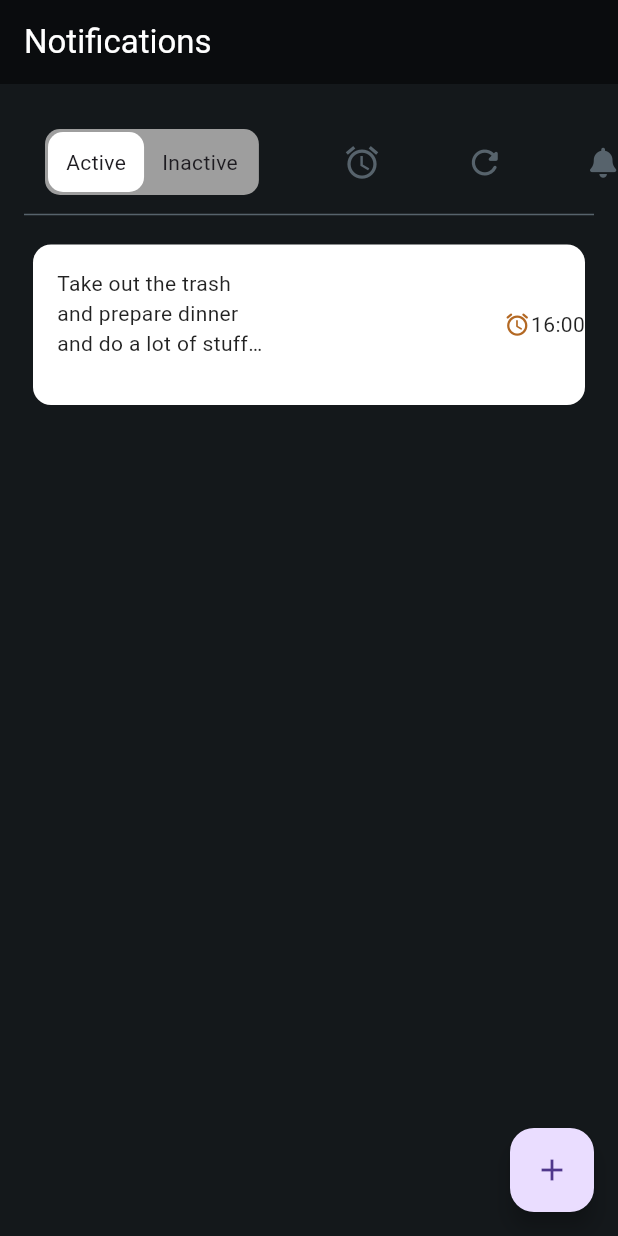
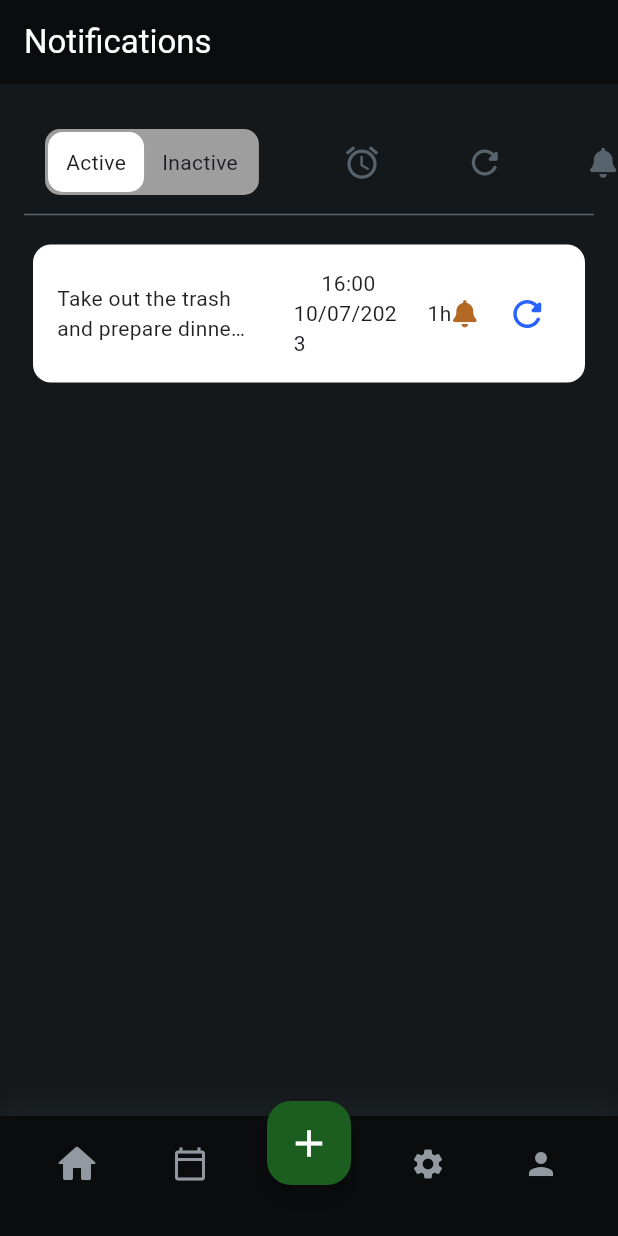
Before and after one commit to Edvardsn/Notify, a Flutter app: the screen it shows after launch, on a phone screen of 412 x 824 dp. Run offline on Flutter 3.47's test engine with Material 2 defaults, Android fonts, the phone set to English and light mode, and no system bars; drawn by our look-alikes of custom_sliding_segmented_control; our stand-ins replace device_preview, font_awesome_flutter.

Commit message:
Static navbar added aswell as flexible cards.

```diff
--- a/lib/main.dart
+++ b/lib/main.dart
@@ -2,6 +2,7 @@ import 'package:flutter/material.dart';
 import 'package:device_preview/device_preview.dart';
 import 'package:custom_sliding_segmented_control/custom_sliding_segmented_control.dart';
 import 'package:font_awesome_flutter/font_awesome_flutter.dart';
+import 'package:husk/navbar.dart';
 
 void main() => runApp(
       DevicePreview(
@@ -130,7 +131,7 @@ class _MyHomePageState extends State<MyHomePage> {
             ListView(
               shrinkWrap: true,
               padding: const EdgeInsets.all(12),
-              children: const [
+              children: [
                 Card(
                   color: Colors.white,
                   margin: EdgeInsets.fromLTRB(10, 0, 10, 0),
@@ -139,47 +140,78 @@ class _MyHomePageState extends State<MyHomePage> {
                     mainAxisAlignment: MainAxisAlignment.spaceBetween,
                     crossAxisAlignment: CrossAxisAlignment.center,
                     children: [
-                        Padding(
+                      const Flexible(
+                        flex: 3,
+                        child: Padding(
                           padding: EdgeInsets.all(16),
-                          child: SizedBox(
-                            height: 75,
-                            width: 140,
                           child: Text(
                             "Take out the trash and prepare dinner and do a lot of stuff that does not need to be done or something.",
-                              style: TextStyle(
-                                  color: Colors.black87, fontSize: 14),
+                            style:
+                                TextStyle(color: Colors.black87, fontSize: 14),
                             overflow: TextOverflow.ellipsis,
-                              maxLines: 3,
+                            maxLines: 2,
                             softWrap: true,
                           ),
                         ),
                       ),
-                        Row(
-                          mainAxisAlignment: MainAxisAlignment.start,
+                      const Flexible(
+                        flex: 2,
+                        child: Padding(
+                          padding: EdgeInsets.all(16),
+                          child: Column(
+                            children: [
+                              Text(
+                                "16:00",
+                                style: TextStyle(
+                                    color: Colors.black87, fontSize: 14),
+                                overflow: TextOverflow.ellipsis,
+                                maxLines: 2,
+                                softWrap: true,
+                              ),
+                              Text("10/07/2023")
+                            ],
+                          ),
+                        ),
+                      ),
+                      const Flexible(
+                        flex: 1,
+                        child: Row(
+                          children: [
+                            Text(
+                              "1h",
+                              style: TextStyle(color: Colors.black87),
+                            ),
+                            Icon(
+                              FontAwesomeIcons.solidBell,
+                              color: Color(0xFFB36823),
+                              size: 18,
+                            )
+                          ],
+                        ),
+                      ),
+                      Flexible(
+                        flex: 1,
+                        child: Row(
                           children: [
                             Icon(
-                              Icons.access_alarm_rounded,
-                              color: Color(0xFFB36823),
-                              size: 18,
+                              Icons.refresh_rounded,
+                              color: Colors.blueAccent.shade700,
+                              size: 28,
                             ),
-                            Text(
-                              "16:00",
-                              style: TextStyle(color: Colors.black87),
-                            )
                           ],
-                        )
+                        ),
+                      ),
                     ],
-                    )),
+                  ),
+                ),
               ],
             ),
           ],
         ),
       ),
-      floatingActionButton: FloatingActionButton(
-        onPressed: _incrementCounter,
-        tooltip: 'Increment',
-        child: const Icon(Icons.add),
-      ), // This trailing comma makes auto-formatting nicer for build methods.
+      bottomNavigationBar: const NavBar(),
+
+      // This trailing comma makes auto-formatting nicer for build methods.
     );
   }
 }
--- /dev/null
+++ b/lib/navbar.dart
@@ -0,0 +1,117 @@
+import 'package:flutter/material.dart';
+
+class NavBar extends StatelessWidget {
+  const NavBar({super.key});
+
+  @override
+  Widget build(BuildContext context) {
+    return Container(
+      width: double.infinity,
+      height: 90,
+      decoration: BoxDecoration(
+        color: Theme.of(context).primaryColor,
+      ),
+      child: Stack(
+        children: [
+          Column(
+            mainAxisSize: MainAxisSize.max,
+            mainAxisAlignment: MainAxisAlignment.end,
+            children: [
+              Material(
+                color: Theme.of(context).focusColor,
+                elevation: 0,
+                shape: RoundedRectangleBorder(
+                  borderRadius: BorderRadius.circular(0),
+                ),
+                child: Container(
+                  width: double.infinity,
+                  height: 80,
+                  decoration: BoxDecoration(
+                    color: Theme.of(context).focusColor,
+                    boxShadow: const [
+                      BoxShadow(
+                        blurRadius: 10,
+                        color: Color(0x1A57636C),
+                        offset: Offset(0, -10),
+                        spreadRadius: 0.1,
+                      )
+                    ],
+                    borderRadius: BorderRadius.circular(0),
+                  ),
+                ),
+              ),
+            ],
+          ),
+          Row(
+            mainAxisSize: MainAxisSize.max,
+            mainAxisAlignment: MainAxisAlignment.spaceEvenly,
+            crossAxisAlignment: CrossAxisAlignment.end,
+            children: [
+              IconButton(
+                color: Colors.transparent,
+                icon: const Icon(
+                  Icons.home_rounded,
+                  color: Color(0xFF9299A1),
+                  size: 32,
+                ),
+                onPressed: () {
+                  print('IconButton pressed ...');
+                },
+              ),
+              IconButton(
+                color: Colors.transparent,
+                iconSize: 30,
+                icon: const Icon(
+                  Icons.calendar_today_outlined,
+                  color: Color(0xFF9299A1),
+                  size: 24,
+                ),
+                onPressed: () {
+                  print('IconButton pressed ...');
+                },
+              ),
+              Column(
+                mainAxisSize: MainAxisSize.min,
+                mainAxisAlignment: MainAxisAlignment.start,
+                children: [
+                  Padding(
+                    padding: const EdgeInsetsDirectional.fromSTEB(0, 0, 0, 10),
+                    child: FloatingActionButton(
+                      backgroundColor: Colors.green.shade900,
+                      child: const Icon(
+                        Icons.add,
+                        color: Colors.white,
+                        size: 30,
+                      ),
+                      onPressed: () {},
+                    ),
+                  ),
+                ],
+              ),
+              IconButton(
+                color: Colors.transparent,
+                icon: const Icon(
+                  Icons.settings,
+                  color: Color(0xFF9299A1),
+                  size: 24,
+                ),
+                onPressed: () {
+                  print('IconButton pressed ...');
+                },
+              ),
+              IconButton(
+                color: Colors.transparent,
+                icon: const Icon(
+                  Icons.person,
+                  color: Color(0xFF9299A1),
+                  size: 24,
+                ),
+                onPressed: () {},
+              ),
+            ],
+          ),
+        ],
+      ),
+    );
+  }
+}
--- a/pubspec.yaml
+++ b/pubspec.yaml
@@ -38,6 +38,7 @@ dependencies:
   flutter_advanced_segment: ^3.0.2
   custom_sliding_segmented_control: ^1.7.4
   font_awesome_flutter: ^10.4.0
+  google_fonts: ^5.0.0
 
 dev_dependencies:
   flutter_test:
```
Also changed, not shown: pubspec.lock, 1 other file. Lines whose indentation alone changed are shown as unchanged.
